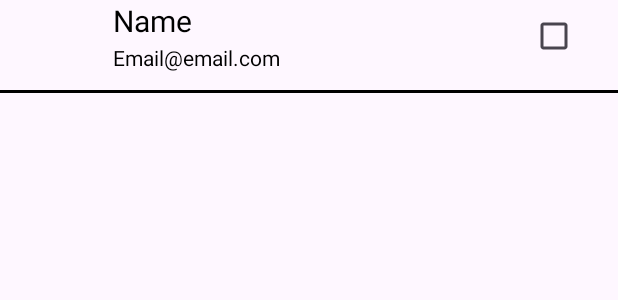
After one commit to ARama-K/App-Dev, an Android app: the layout itemview.xml on its own in the app's theme, with its tools: preview values and no code run, on a phone screen of 412 x 824 dp. The commit adds this screen. Shown: the top 300 px of the screen. Run offline under Robolectric (Android 15) with nearby library versions, the phone set to English and light mode, and no system bars.

Commit message:
Assignment-7(RecylcerView)

```diff
--- a/app/build.gradle.kts
+++ b/app/build.gradle.kts
@@ -1,3 +1,5 @@
+
+
 plugins {
     alias(libs.plugins.android.application)
     alias(libs.plugins.jetbrains.kotlin.android)
@@ -45,4 +47,5 @@ dependencies {
     androidTestImplementation(libs.androidx.junit)
     androidTestImplementation(libs.androidx.espresso.core)
     implementation(kotlin("script-runtime"))
+    implementation("androidx.recyclerview:recyclerview:1.1.0")
 }
--- /dev/null
+++ b/app/src/main/res/layout/itemview.xml
@@ -0,0 +1,48 @@
+<?xml version="1.0" encoding="utf-8"?>
+<RelativeLayout xmlns:android="http://schemas.android.com/apk/res/android"
+    android:layout_width="match_parent"
+    android:layout_height="wrap_content"
+    xmlns:tools="http://schemas.android.com/tools">
+    <ImageView
+        android:layout_width="50dp"
+        android:layout_height="50dp"
+        android:id="@+id/image"
+        android:layout_marginRight="25dp"
+        />
+
+    <TextView
+        android:layout_width="270dp"
+        android:layout_height="wrap_content"
+        android:id="@+id/name"
+        android:textColor="@color/black"
+        android:text="Name"
+        android:textSize="20dp"
+        android:layout_toEndOf="@+id/image"
+        />
+
+    <TextView
+        android:layout_marginTop="1dp"
+        android:layout_width="270dp"
+        android:layout_height="wrap_content"
+        android:id="@+id/email"
+        android:textColor="@color/black"
+        android:text="Email@email.com"
+        android:layout_toEndOf="@+id/image"
+        android:layout_below="@+id/name"
+        />
+
+    <CheckBox
+        android:id="@+id/Check"
+        android:layout_width="wrap_content"
+        android:layout_height="wrap_content"
+        android:layout_toEndOf="@id/email"
+        />
+
+    <LinearLayout
+        android:layout_marginTop="10dp"
+        android:layout_width="match_parent"
+        android:layout_height="2dp"
+        android:background="@color/black"
+        android:layout_below="@id/image"
+        />
+</RelativeLayout>
```
Also changed, not shown: app/src/main/java/com/example/myapplication/Adapter.java (added, +42 -0 lines), app/src/main/java/com/example/myapplication/MainActivity.kt (+24 -12 lines), app/src/main/java/com/example/myapplication/Viewholder.java (added, +21 -0 lines), app/src/main/java/com/example/myapplication/kotlinex/Employee.java (+10 -13 lines), app/src/main/java/com/example/myapplication/kotlinex/example.kt (deleted, +0 -14 lines), app/src/main/res/layout/activity_main.xml (+7 -67 lines).
